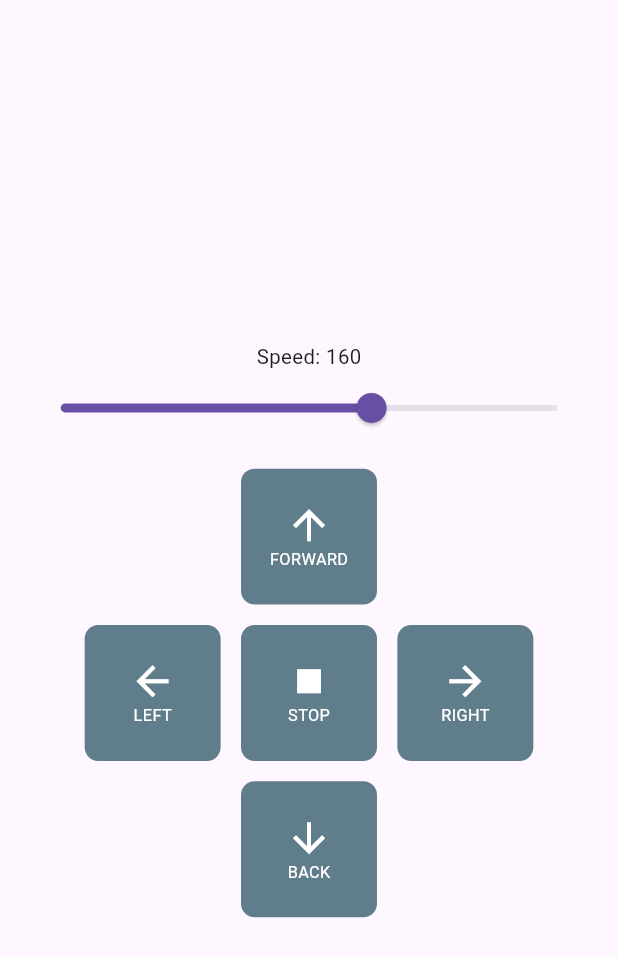
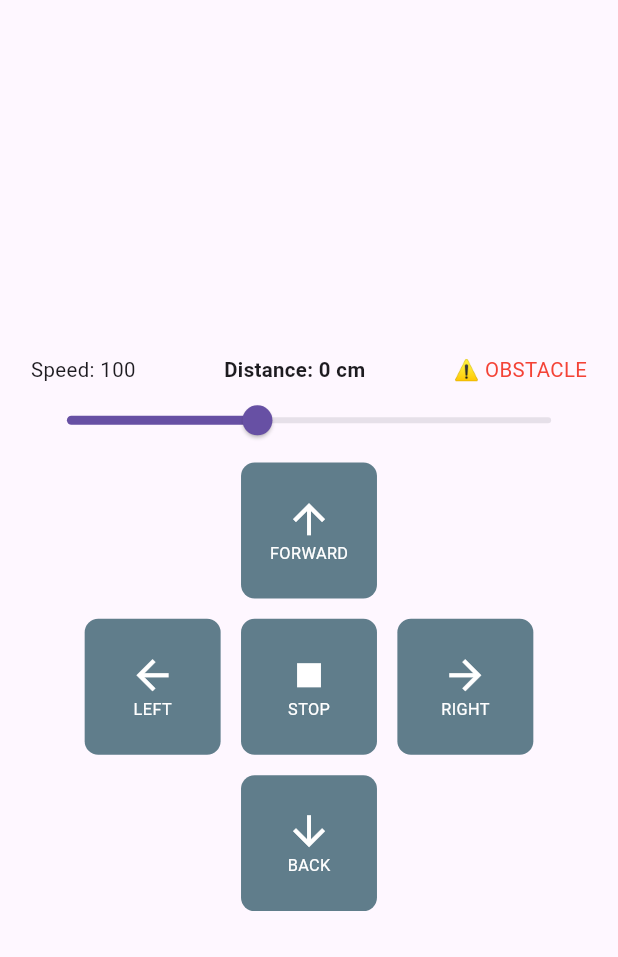
Before and after one commit to mhnk-dev/Autonomous-Robot-System, a Flutter app: the screen it shows after launch, on a phone screen of 412 x 824 dp. Shown: the top 957 px of the screen. Run offline on Flutter 3.47's test engine with Material 3 defaults, Android fonts, the phone set to English and light mode, and no system bars; network calls fail.

Commit message:
Sensor & OLED added

```diff
--- a/robot_controller/lib/main.dart
+++ b/robot_controller/lib/main.dart
@@ -29,16 +29,28 @@ class RobotControllerHomePage extends StatefulWidget {
 class _RobotControllerHomePageState extends State<RobotControllerHomePage> {
   late IOWebSocketChannel webSocketChannel;
 
-  int speed = 160;
+  int speed = 100;
   String direction = "S";
   bool isMoving = false;
   Timer? holdTimer;
+  int distance = 0;
+  int obstacleDistance = 40;
 
   @override
   void initState() {
     super.initState();
 
     webSocketChannel = IOWebSocketChannel.connect("ws://192.168.20.1:81");
+
+    webSocketChannel.stream.listen((message) {
+      final data = jsonDecode(message);
+
+      if (data["distance"] != null) {
+        setState(() {
+          distance = data["distance"];
+        });
+      }
+    });
   }
 
   void sendCommand(String cmd, {int? spd}) {
@@ -143,12 +155,40 @@ class _RobotControllerHomePageState extends State<RobotControllerHomePage> {
             mainAxisAlignment: MainAxisAlignment.center,
             children: [
               Padding(
-                padding: EdgeInsets.all(width * 0.04),
+                padding: EdgeInsets.only(
+                  left: width * 0.05,
+                  right: width * 0.05,
+                  top: width * 0.05,
+                  bottom: width * 0.01,
+                ),
                 child: Column(
                   children: [
-                    Text(
-                      "Speed: $speed",
-                      style: TextStyle(fontSize: buttonSize * 0.15),
+                    Row(
+                      mainAxisAlignment: MainAxisAlignment.spaceBetween,
+                      children: [
+                        Text(
+                          "Speed: $speed",
+                          style: TextStyle(fontSize: buttonSize * 0.15),
+                        ),
+                        Text(
+                          "Distance: $distance cm",
+                          style: TextStyle(
+                            fontSize: buttonSize * 0.15,
+                            fontWeight: FontWeight.bold,
+                          ),
+                        ),
+                        Text(
+                          distance < obstacleDistance
+                              ? "⚠ OBSTACLE"
+                              : "✓ CLEAR",
+                          style: TextStyle(
+                            fontSize: buttonSize * 0.15,
+                            color: distance < obstacleDistance
+                                ? Colors.red
+                                : Colors.green,
+                          ),
+                        ),
+                      ],
                     ),
                     Slider(
                       value: speed.toDouble(),
```
Also changed, not shown: 2 other files.
